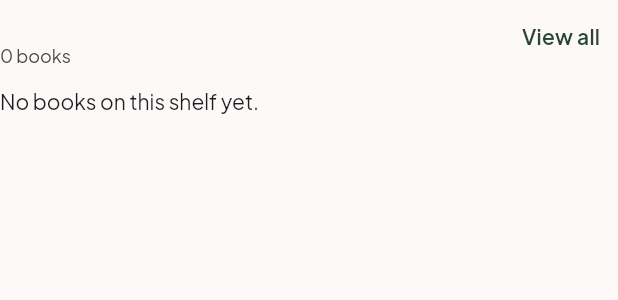
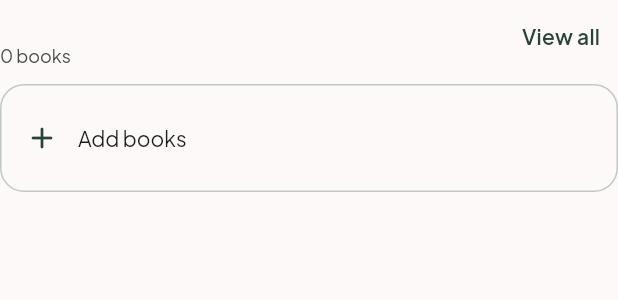
Before and after one commit to MatrimPathak/chapter, a Flutter app: the _ShelfSection widget shown alone on an empty page, opened directly with empty values, on a phone screen of 412 x 824 dp. Shown: the top 300 px of the screen. Run offline on Flutter 3.47's test engine with Material 3 defaults, Android fonts, the phone set to English and light mode, and no system bars; our stand-ins replace cached_network_image, cloud_firestore, cloud_functions, connectivity_plus, drift, drift_flutter and 12 more; missing offline and left inert: firebase_app_check, mobile_scanner; accounts and stored records are empty; generated files the repository leaves out were written again; network calls fail; project files that could hold a hidden picture were left out.

Commit message:
Improve empty Shelves and pad the Library tabs (#10)
With nothing shelved, Shelves shows one invitation with a New shelf
button. An empty shelf among others shows a tappable row that opens Add
books; on Favourites it explains the heart. The Library tab chips now
line up with the search field.

Also records the functions redeploy in the tracker.

Co-authored-by: Claude Opus 5.5 <noreply@anthropic.com>

```diff
--- a/app/lib/features/library/presentation/library_screen.dart
+++ b/app/lib/features/library/presentation/library_screen.dart
@@ -131,6 +131,8 @@ class _LibraryScreenState extends ConsumerState<LibraryScreen> {
                 TabBar(
                   isScrollable: true,
                   tabAlignment: TabAlignment.start,
+                  // Lines the first chip up with the search field above.
+                  padding: const EdgeInsets.symmetric(horizontal: ChapterSpacing.gutter),
                   tabs: [
                     for (final s in _shelves)
                       Tab(
--- a/app/lib/features/shelves/presentation/shelves_screen.dart
+++ b/app/lib/features/shelves/presentation/shelves_screen.dart
@@ -12,6 +12,7 @@ import '../../../l10n/generated/app_localizations.dart';
 import '../../library/presentation/library_providers.dart';
 import '../../library/presentation/library_screen.dart';
 import '../domain/shelf.dart';
+import 'shelf_screen.dart';
 import 'shelf_sheets.dart';
 
 /// The books on [shelfId]. Favorites follows the heart on each book.
@@ -74,17 +75,34 @@ class ShelvesScreen extends ConsumerWidget {
       );
     }
 
+    Future<void> newShelf() async {
+      final repo = ref.read(shelfRepositoryProvider);
+      final name = await promptShelfName(context);
+      if (name != null) await repo.create(name);
+    }
+
+    // Nothing to show yet: one invitation instead of an empty Favourites row.
+    if (shelves.isEmpty && booksOnShelf(favoritesShelfId, all, links).isEmpty) {
+      return Scaffold(
+        appBar: AppBar(title: Text(l10n.navShelves), actions: const [SearchAction()]),
+        body: EmptyState(
+          key: const Key('shelves-empty'),
+          icon: Icons.collections_bookmark_outlined,
+          title: l10n.shelvesEmptyTitle,
+          body: l10n.shelvesEmptyBody,
+          actionLabel: l10n.shelfNew,
+          onAction: () => unawaited(newShelf()),
+        ),
+      );
+    }
+
     return Scaffold(
       appBar: AppBar(title: Text(l10n.navShelves), actions: const [SearchAction()]),
       floatingActionButton: FloatingActionButton.extended(
         key: const Key('new-shelf'),
         icon: const Icon(Icons.add),
         label: Text(l10n.shelfNew),
-        onPressed: () async {
-          final repo = ref.read(shelfRepositoryProvider);
-          final name = await promptShelfName(context);
-          if (name != null) await repo.create(name);
-        },
+        onPressed: () => unawaited(newShelf()),
       ),
       body: ListView(
         padding: const EdgeInsets.fromLTRB(
@@ -147,7 +165,11 @@ class _ShelfSection extends StatelessWidget {
           ),
           const SizedBox(height: ChapterSpacing.sm),
           if (books.isEmpty)
-            Text(l10n.shelfEmpty, style: context.textTheme.bodyMedium)
+            _EmptyShelfRow(
+              key: ValueKey('shelf-empty-$id'),
+              label: id == favoritesShelfId ? l10n.shelfFavoritesEmpty : l10n.shelfAddBooks,
+              onTap: () => unawaited(showAddBooksSheet(context, id)),
+            )
           else
             SizedBox(
               height: bookRowHeight(context),
@@ -167,3 +189,41 @@ class _ShelfSection extends StatelessWidget {
     );
   }
 }
+
+/// Stands in for the book row on an empty shelf, and opens Add books.
+class _EmptyShelfRow extends StatelessWidget {
+  const _EmptyShelfRow({required this.label, required this.onTap, super.key});
+
+  final String label;
+  final VoidCallback onTap;
+
+  @override
+  Widget build(BuildContext context) {
+    final scheme = Theme.of(context).colorScheme;
+    final shape = RoundedRectangleBorder(
+      borderRadius: BorderRadius.circular(ChapterSpacing.lg),
+      side: BorderSide(color: scheme.outlineVariant),
+    );
+    return Material(
+      color: Colors.transparent,
+      shape: shape,
+      child: InkWell(
+        customBorder: shape,
+        onTap: onTap,
+        child: Padding(
+          padding: const EdgeInsets.symmetric(
+            horizontal: ChapterSpacing.lg,
+            vertical: ChapterSpacing.xl,
+          ),
+          child: Row(
+            children: [
+              Icon(Icons.add_rounded, color: scheme.primary),
+              const SizedBox(width: ChapterSpacing.md),
+              Expanded(child: Text(label, style: context.textTheme.bodyMedium)),
+            ],
+          ),
+        ),
+      ),
+    );
+  }
+}
--- a/app/lib/l10n/app_en.arb
+++ b/app/lib/l10n/app_en.arb
@@ -24,6 +24,9 @@
   "shelfLibraryEmpty": "Add a book to your library first.",
   "shelfSearchHint": "Search this shelf",
   "shelfEmpty": "No books on this shelf yet.",
+  "shelvesEmptyTitle": "Make your first shelf",
+  "shelvesEmptyBody": "Group books your way, like Comfort reads or Summer holiday. Books you heart show up in Favourites.",
+  "shelfFavoritesEmpty": "Tap the heart on a book to add it here.",
   "shelfName": "Shelf name",
   "shelfSave": "Save",
   "shelfRename": "Rename",
```
Also changed, not shown: app/lib/features/shelves/presentation/shelf_screen.dart (+8 -7 lines), 3 other files.
